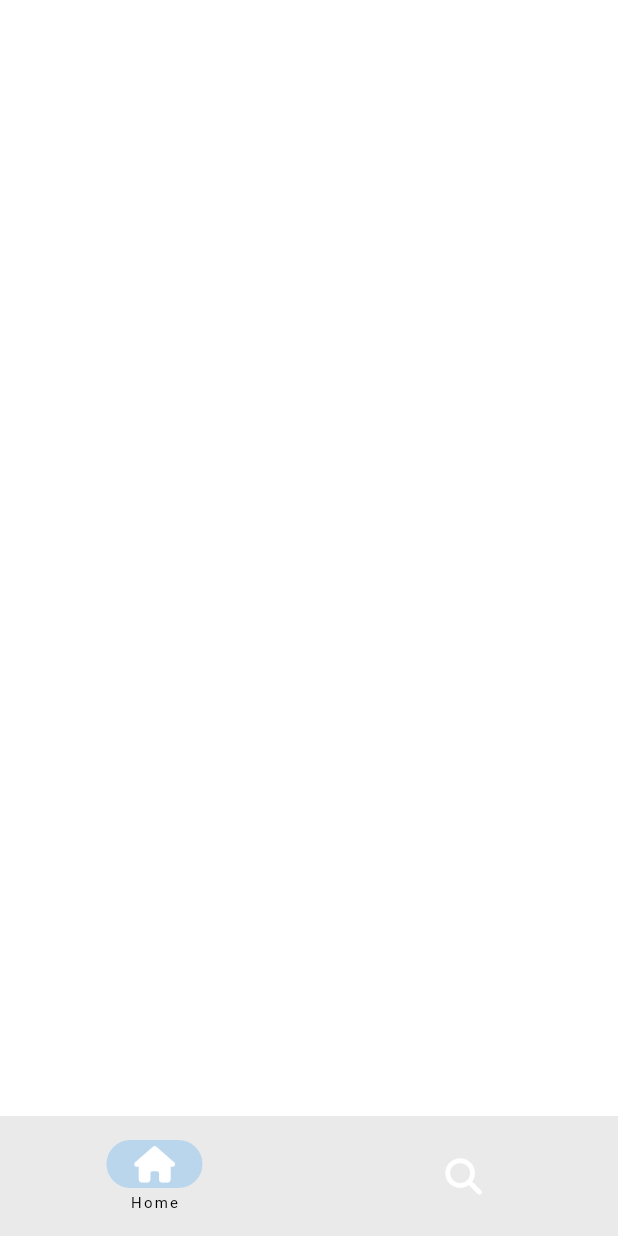
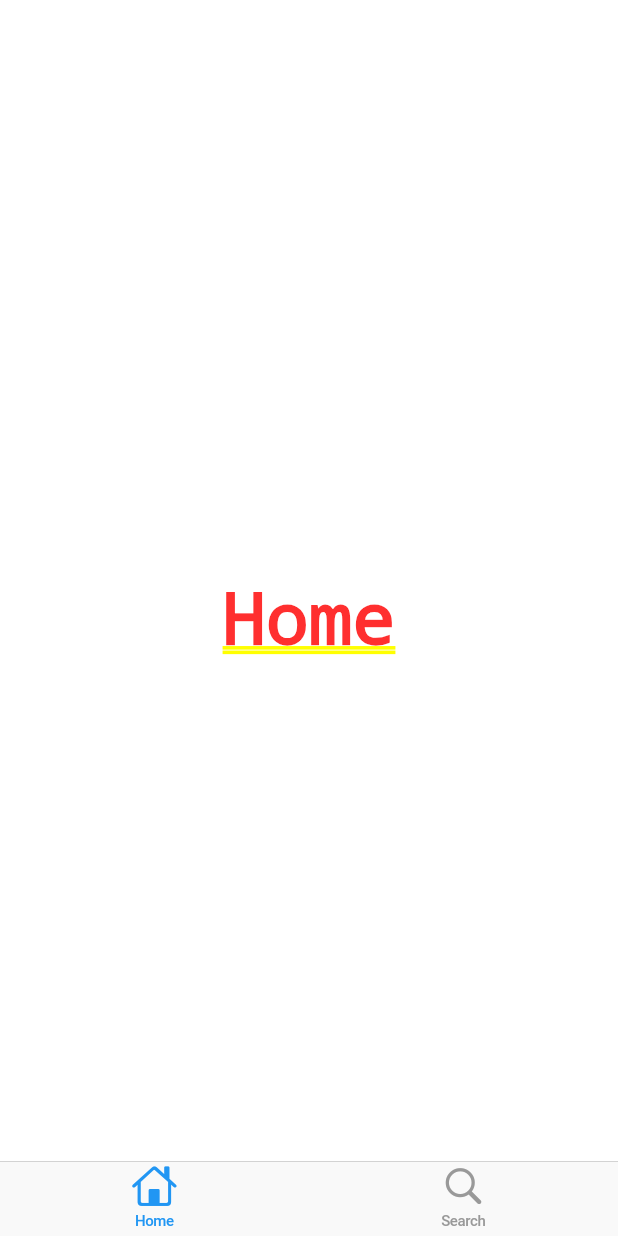
Before and after one commit to bigwave-cho/flutter-challenge, a Flutter app: the screen it shows after launch, on a phone screen of 412 x 824 dp. Run offline on Flutter 3.47's test engine with Material 2 defaults, Android fonts, the phone set to English and light mode, and no system bars; our stand-ins replace font_awesome_flutter, pin_code_fields.

Commit message:
Cupertino nav bar 사용법

```diff
--- a/lib/features/main_navigation/main_navigation.dart
+++ b/lib/features/main_navigation/main_navigation.dart
@@ -1,3 +1,4 @@
+import 'package:flutter/cupertino.dart';
 import 'package:flutter/material.dart';
 import 'package:font_awesome_flutter/font_awesome_flutter.dart';
 
@@ -10,36 +11,45 @@ class MainNavigation extends StatefulWidget {
 
 class _MainNavigationState extends State<MainNavigation> {
   int _selectedIndex = 0;
-  void _onTap(int index) {
-    setState(() {
-      _selectedIndex = index;
-    });
-  }
 
+  final screens = [
+    Center(
+      child: Text('Home'),
+    ),
+    Center(
+      child: Text('Search'),
+    ),
+    Center(
+      child: Text('Search'),
+    ),
+    Center(
+      child: Text('Search'),
+    ),
+    Center(
+      child: Text('Search'),
+    ),
+  ];
   @override
   Widget build(BuildContext context) {
-    return Scaffold(
-      bottomNavigationBar: NavigationBar(
-        labelBehavior: NavigationDestinationLabelBehavior.onlyShowSelected,
-        selectedIndex: _selectedIndex,
-        onDestinationSelected: _onTap,
-        destinations: const [
-          NavigationDestination(
-            icon: FaIcon(
-              FontAwesomeIcons.house,
-              color: Colors.white,
+    // * 쿠퍼티노 사용하려면 최상위 위젯을 cupertino app으로 바꿔줘야 함.
+    return CupertinoTabScaffold(
+      tabBar: CupertinoTabBar(
+        items: const [
+          BottomNavigationBarItem(
+            icon: Icon(
+              CupertinoIcons.house,
             ),
             label: 'Home',
           ),
-          NavigationDestination(
-            icon: FaIcon(
-              FontAwesomeIcons.magnifyingGlass,
-              color: Colors.white,
+          BottomNavigationBarItem(
+            icon: Icon(
+              CupertinoIcons.search,
             ),
             label: 'Search',
           ),
         ],
       ),
+      tabBuilder: (context, index) => screens[_selectedIndex],
     );
   }
 }
```
